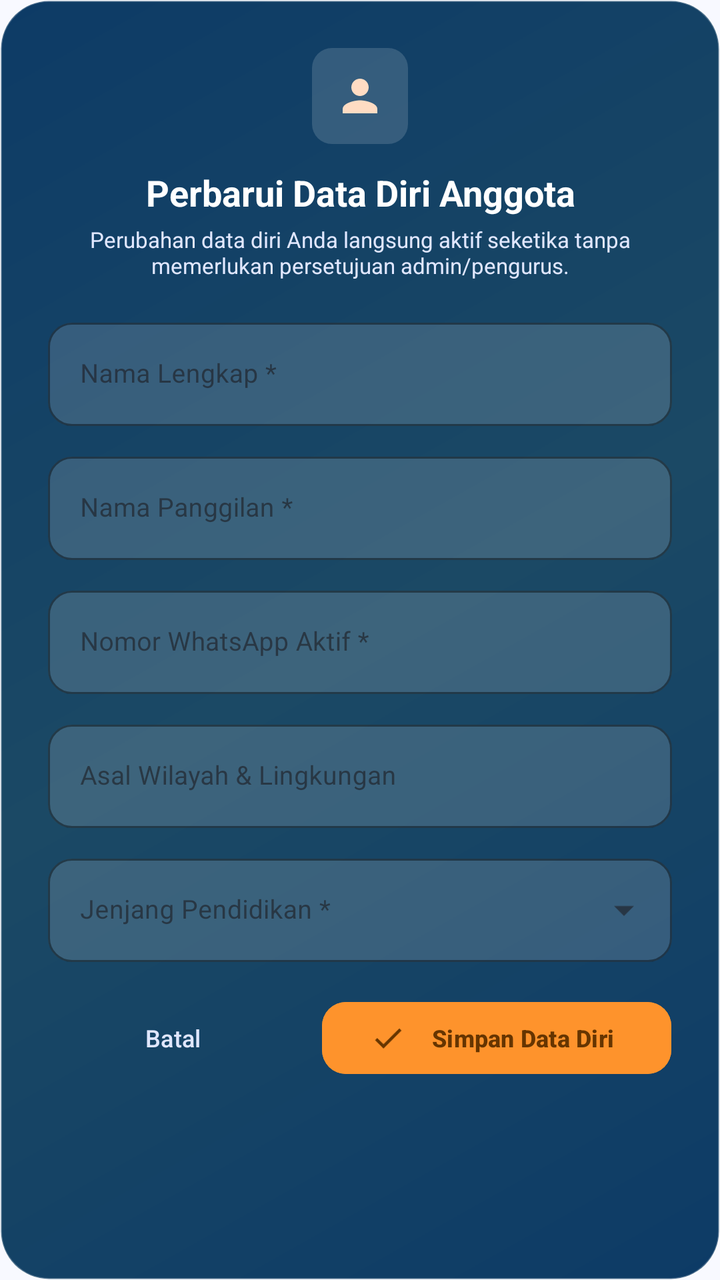
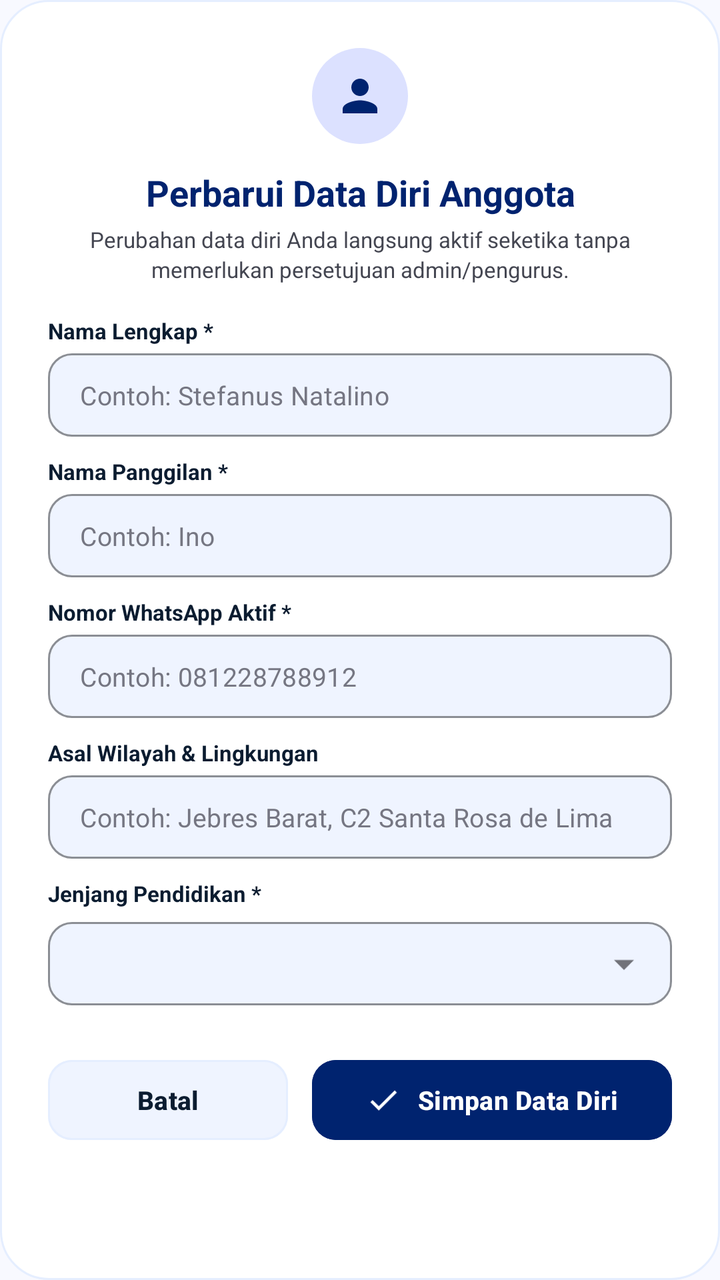

Screens rendered from an Android XML layout before and after an edit, with the pre-edit source and the edit as a unified diff.
<!-- AndroidManifest.xml: application theme Theme.SiDinarRegina -->
<!-- res/layout/dialog_edit_profile.xml -->
<?xml version="1.0" encoding="utf-8"?>
<LinearLayout xmlns:android="http://schemas.android.com/apk/res/android"
    xmlns:app="http://schemas.android.com/apk/res-auto"
    android:layout_width="match_parent"
    android:layout_height="wrap_content"
    android:background="@drawable/bg_dialog_marian"
    android:orientation="vertical"
    android:padding="24dp">

    
    <LinearLayout
        android:layout_width="48dp"
        android:layout_height="48dp"
        android:layout_gravity="center"
        android:background="@drawable/bg_segmented_selected"
        android:backgroundTint="#26FFFFFF"
        android:gravity="center">

        <ImageView
            android:layout_width="26dp"
            android:layout_height="26dp"
            android:src="@drawable/ic_person"
            app:tint="@color/secondary_fixed" />
    </LinearLayout>

    <TextView
        android:layout_width="match_parent"
        android:layout_height="wrap_content"
        android:layout_marginTop="12dp"
        android:gravity="center"
        android:text="Perbarui Data Diri Anggota"
        android:textColor="@color/on_primary"
        android:textSize="18sp"
        android:textStyle="bold" />

    <TextView
        android:layout_width="match_parent"
        android:layout_height="wrap_content"
        android:layout_marginTop="4dp"
        android:gravity="center"
        android:text="Perubahan data diri Anda langsung aktif seketika tanpa memerlukan persetujuan admin/pengurus."
        android:textColor="#E0E7FF"
        android:textSize="11sp" />

    
    <LinearLayout
        android:layout_width="match_parent"
        android:layout_height="wrap_content"
        android:layout_marginTop="16dp"
        android:orientation="vertical">

        
        <com.google.android.material.textfield.TextInputLayout
            android:id="@+id/tilEditNamaLengkap"
            style="@style/Widget.MaterialComponents.TextInputLayout.OutlinedBox"
            android:layout_width="match_parent"
            android:layout_height="wrap_content"
            android:hint="Nama Lengkap *"
            app:boxBackgroundColor="#26FFFFFF"
            app:boxCornerRadiusBottomEnd="12dp"
            app:boxCornerRadiusBottomStart="12dp"
            app:boxCornerRadiusTopEnd="12dp"
            app:boxCornerRadiusTopStart="12dp"
            app:boxStrokeColor="@color/secondary_fixed"
            app:hintTextColor="@color/secondary_fixed">

            <com.google.android.material.textfield.TextInputEditText
                android:id="@+id/etEditNamaLengkap"
                android:layout_width="match_parent"
                android:layout_height="wrap_content"
                android:inputType="textPersonName"
                android:textColor="@color/on_primary"
                android:textSize="13sp" />
        </com.google.android.material.textfield.TextInputLayout>

        
        <com.google.android.material.textfield.TextInputLayout
            android:id="@+id/tilEditNamaPanggilan"
            style="@style/Widget.MaterialComponents.TextInputLayout.OutlinedBox"
            android:layout_width="match_parent"
            android:layout_height="wrap_content"
            android:layout_marginTop="10dp"
            android:hint="Nama Panggilan *"
            app:boxBackgroundColor="#26FFFFFF"
            app:boxCornerRadiusBottomEnd="12dp"
            app:boxCornerRadiusBottomStart="12dp"
            app:boxCornerRadiusTopEnd="12dp"
            app:boxCornerRadiusTopStart="12dp"
            app:boxStrokeColor="@color/secondary_fixed"
            app:hintTextColor="@color/secondary_fixed">

            <com.google.android.material.textfield.TextInputEditText
                android:id="@+id/etEditNamaPanggilan"
                android:layout_width="match_parent"
                android:layout_height="wrap_content"
                android:inputType="textPersonName"
                android:textColor="@color/on_primary"
                android:textSize="13sp" />
        </com.google.android.material.textfield.TextInputLayout>

        
        <com.google.android.material.textfield.TextInputLayout
            android:id="@+id/tilEditPhone"
            style="@style/Widget.MaterialComponents.TextInputLayout.OutlinedBox"
            android:layout_width="match_parent"
            android:layout_height="wrap_content"
            android:layout_marginTop="10dp"
            android:hint="Nomor WhatsApp Aktif *"
            app:boxBackgroundColor="#26FFFFFF"
            app:boxCornerRadiusBottomEnd="12dp"
            app:boxCornerRadiusBottomStart="12dp"
            app:boxCornerRadiusTopEnd="12dp"
            app:boxCornerRadiusTopStart="12dp"
            app:boxStrokeColor="@color/secondary_fixed"
            app:hintTextColor="@color/secondary_fixed">

            <com.google.android.material.textfield.TextInputEditText
                android:id="@+id/etEditPhone"
                android:layout_width="match_parent"
                android:layout_height="wrap_content"
                android:inputType="phone"
                android:textColor="@color/on_primary"
                android:textSize="13sp" />
        </com.google.android.material.textfield.TextInputLayout>

        
        <com.google.android.material.textfield.TextInputLayout
            android:id="@+id/tilEditWilayah"
            style="@style/Widget.MaterialComponents.TextInputLayout.OutlinedBox"
            android:layout_width="match_parent"
            android:layout_height="wrap_content"
            android:layout_marginTop="10dp"
            android:hint="Asal Wilayah &amp; Lingkungan"
            app:boxBackgroundColor="#26FFFFFF"
            app:boxCornerRadiusBottomEnd="12dp"
            app:boxCornerRadiusBottomStart="12dp"
            app:boxCornerRadiusTopEnd="12dp"
            app:boxCornerRadiusTopStart="12dp"
            app:boxStrokeColor="@color/secondary_fixed"
            app:hintTextColor="@color/secondary_fixed">

            <com.google.android.material.textfield.TextInputEditText
                android:id="@+id/etEditWilayah"
                android:layout_width="match_parent"
                android:layout_height="wrap_content"
                android:inputType="text"
                android:textColor="@color/on_primary"
                android:textSize="13sp" />
        </com.google.android.material.textfield.TextInputLayout>

        
        <com.google.android.material.textfield.TextInputLayout
            android:id="@+id/tilEditJenjang"
            style="@style/Widget.MaterialComponents.TextInputLayout.OutlinedBox.ExposedDropdownMenu"
            android:layout_width="match_parent"
            android:layout_height="wrap_content"
            android:layout_marginTop="10dp"
            android:hint="Jenjang Pendidikan *"
            app:boxBackgroundColor="#26FFFFFF"
            app:boxCornerRadiusBottomEnd="12dp"
            app:boxCornerRadiusBottomStart="12dp"
            app:boxCornerRadiusTopEnd="12dp"
            app:boxCornerRadiusTopStart="12dp"
            app:boxStrokeColor="@color/secondary_fixed"
            app:hintTextColor="@color/secondary_fixed">

            <AutoCompleteTextView
                android:id="@+id/actvEditJenjang"
                android:layout_width="match_parent"
                android:layout_height="wrap_content"
                android:inputType="none"
                android:textColor="@color/on_primary"
                android:textSize="13sp" />
        </com.google.android.material.textfield.TextInputLayout>

    </LinearLayout>

    <ProgressBar
        android:id="@+id/progressEditProfile"
        android:layout_width="wrap_content"
        android:layout_height="wrap_content"
        android:layout_gravity="center"
        android:layout_marginTop="10dp"
        android:visibility="gone" />

    
    <LinearLayout
        android:layout_width="match_parent"
        android:layout_height="wrap_content"
        android:layout_marginTop="16dp"
        android:orientation="horizontal">

        <com.google.android.material.button.MaterialButton
            android:id="@+id/btnCancelEditProfile"
            style="@style/Widget.Material3.Button.TextButton"
            android:layout_width="0dp"
            android:layout_height="44dp"
            android:layout_weight="1"
            android:layout_marginEnd="6dp"
            android:text="Batal"
            android:textColor="#E0E7FF"
            android:textSize="12sp" />

        <com.google.android.material.button.MaterialButton
            android:id="@+id/btnSaveEditProfile"
            style="@style/Widget.Material3.Button"
            android:layout_width="0dp"
            android:layout_height="44dp"
            android:layout_weight="1.4"
            android:layout_marginStart="6dp"
            android:backgroundTint="@color/secondary_container"
            android:text="Simpan Data Diri"
            android:textColor="@color/on_secondary_container"
            android:textSize="12sp"
            android:textStyle="bold"
            app:cornerRadius="12dp"
            app:icon="@drawable/ic_check"
            app:iconTint="@color/on_secondary_container" />
    </LinearLayout>

</LinearLayout>
<!-- resources referenced by this layout -->
<resources>
  <color name="on_primary">#FFFFFF</color>
  <color name="on_secondary_container">#663500</color>
  <color name="secondary_container">#FE932C</color>
  <color name="secondary_fixed">#FFDCC3</color>
  <!-- drawable bg_dialog_marian (drawable) -->
  <?xml version="1.0" encoding="utf-8"?>
  <shape xmlns:android="http://schemas.android.com/apk/res/android"
      android:shape="rectangle">
      <corners android:radius="24dp" />
      <gradient
          android:angle="315"
          android:startColor="#0D3B66"
          android:centerColor="#1B4965"
          android:endColor="#0D3B66"
          android:type="linear" />
      <stroke
          android:width="1dp"
          android:color="#40FFFFFF" />
  </shape>
  <!-- drawable bg_segmented_selected (drawable) -->
  <?xml version="1.0" encoding="utf-8"?>
  <shape xmlns:android="http://schemas.android.com/apk/res/android"
      android:shape="rectangle">
      <solid android:color="@color/surface_container_lowest" />
      <corners android:radius="10dp" />
  </shape>
  <!-- drawable ic_check (drawable) -->
  <vector xmlns:android="http://schemas.android.com/apk/res/android"
      android:width="24dp"
      android:height="24dp"
      android:viewportWidth="24"
      android:viewportHeight="24">
      <path
          android:fillColor="@android:color/white"
          android:pathData="M9,16.17L4.83,12l-1.42,1.41L9,19 21,7l-1.41,-1.41z" />
  </vector>
  <!-- drawable ic_person (drawable) -->
  <vector xmlns:android="http://schemas.android.com/apk/res/android"
      android:width="24dp"
      android:height="24dp"
      android:viewportWidth="24"
      android:viewportHeight="24">
    <path
        android:fillColor="#1E3A8A"
        android:pathData="M12,12c2.21,0 4,-1.79 4,-4s-1.79,-4 -4,-4 -4,1.79 -4,4 1.79,4 4,4zm0,2c-2.67,0 -8,1.34 -8,4v2h16v-2c0,-2.66 -5.33,-4 -8,-4z"/>
  </vector>
  <style name="Theme.SiDinarRegina" parent="Theme.Material3.DayNight.NoActionBar">
          <item name="colorPrimary">@color/primary</item>
          <item name="colorSecondary">@color/secondary</item>
          <item name="android:statusBarColor">@color/primary</item>
          <item name="android:navigationBarColor">@color/background</item>
          <item name="android:windowBackground">@color/background</item>
      </style>
  <color name="surface_container_lowest">#FFFFFF</color>
  <color name="primary">#00236F</color>
  <color name="secondary">#904D00</color>
  <color name="background">#F8F9FF</color>
</resources>

<!-- the commit's change to res/layout/dialog_edit_profile.xml (unified diff, before → after) -->
@@ -3,7 +3,7 @@
     xmlns:app="http://schemas.android.com/apk/res-auto"
     android:layout_width="match_parent"
     android:layout_height="wrap_content"
-    android:background="@drawable/bg_dialog_marian"
+    android:background="@drawable/bg_dialog_light"
     android:orientation="vertical"
     android:padding="24dp">
 
@@ -12,15 +12,14 @@
         android:layout_width="48dp"
         android:layout_height="48dp"
         android:layout_gravity="center"
-        android:background="@drawable/bg_segmented_selected"
-        android:backgroundTint="#26FFFFFF"
+        android:background="@drawable/bg_badge_marian"
         android:gravity="center">
 
         <ImageView
             android:layout_width="26dp"
             android:layout_height="26dp"
             android:src="@drawable/ic_person"
-            app:tint="@color/secondary_fixed" />
+            app:tint="@color/primary" />
     </LinearLayout>
 
     <TextView
@@ -29,7 +28,7 @@
         android:layout_marginTop="12dp"
         android:gravity="center"
         android:text="Perbarui Data Diri Anggota"
-        android:textColor="@color/on_primary"
+        android:textColor="@color/primary"
         android:textSize="18sp"
         android:textStyle="bold" />
 
@@ -38,8 +37,9 @@
         android:layout_height="wrap_content"
         android:layout_marginTop="4dp"
         android:gravity="center"
+        android:lineSpacingExtra="2dp"
         android:text="Perubahan data diri Anda langsung aktif seketika tanpa memerlukan persetujuan admin/pengurus."
-        android:textColor="#E0E7FF"
+        android:textColor="@color/on_surface_variant"
         android:textSize="11sp" />
 
     
@@ -50,126 +50,189 @@
         android:orientation="vertical">
 
         
+        <TextView
+            android:layout_width="wrap_content"
+            android:layout_height="wrap_content"
+            android:text="Nama Lengkap *"
+            android:textColor="@color/on_surface"
+            android:textSize="11sp"
+            android:textStyle="bold" />
+
         <com.google.android.material.textfield.TextInputLayout
             android:id="@+id/tilEditNamaLengkap"
             style="@style/Widget.MaterialComponents.TextInputLayout.OutlinedBox"
             android:layout_width="match_parent"
             android:layout_height="wrap_content"
-            android:hint="Nama Lengkap *"
-            app:boxBackgroundColor="#26FFFFFF"
-            app:boxCornerRadiusBottomEnd="12dp"
-            app:boxCornerRadiusBottomStart="12dp"
-            app:boxCornerRadiusTopEnd="12dp"
-            app:boxCornerRadiusTopStart="12dp"
-            app:boxStrokeColor="@color/secondary_fixed"
-            app:hintTextColor="@color/secondary_fixed">
+            android:layout_marginTop="4dp"
+            app:boxBackgroundColor="@color/surface_container_low"
+            app:boxCornerRadiusBottomEnd="12dp"
+            app:boxCornerRadiusBottomStart="12dp"
+            app:boxCornerRadiusTopEnd="12dp"
+            app:boxCornerRadiusTopStart="12dp"
+            app:boxStrokeColor="@color/primary"
+            app:boxStrokeWidth="1dp"
+            app:boxStrokeWidthFocused="1.5dp"
+            app:hintEnabled="false">
 
             <com.google.android.material.textfield.TextInputEditText
                 android:id="@+id/etEditNamaLengkap"
                 android:layout_width="match_parent"
                 android:layout_height="wrap_content"
+                android:hint="Contoh: Stefanus Natalino"
                 android:inputType="textPersonName"
-                android:textColor="@color/on_primary"
-                android:textSize="13sp" />
-        </com.google.android.material.textfield.TextInputLayout>
-
-        
+                android:paddingVertical="12dp"
+                android:textColor="@color/on_surface"
+                android:textColorHint="@color/outline"
+                android:textSize="13sp" />
+        </com.google.android.material.textfield.TextInputLayout>
+
+        
+        <TextView
+            android:layout_width="wrap_content"
+            android:layout_height="wrap_content"
+            android:layout_marginTop="10dp"
+            android:text="Nama Panggilan *"
+            android:textColor="@color/on_surface"
+            android:textSize="11sp"
+            android:textStyle="bold" />
+
         <com.google.android.material.textfield.TextInputLayout
             android:id="@+id/tilEditNamaPanggilan"
             style="@style/Widget.MaterialComponents.TextInputLayout.OutlinedBox"
             android:layout_width="match_parent"
             android:layout_height="wrap_content"
-            android:layout_marginTop="10dp"
-            android:hint="Nama Panggilan *"
-            app:boxBackgroundColor="#26FFFFFF"
-            app:boxCornerRadiusBottomEnd="12dp"
-            app:boxCornerRadiusBottomStart="12dp"
-            app:boxCornerRadiusTopEnd="12dp"
-            app:boxCornerRadiusTopStart="12dp"
-            app:boxStrokeColor="@color/secondary_fixed"
-            app:hintTextColor="@color/secondary_fixed">
+            android:layout_marginTop="4dp"
+            app:boxBackgroundColor="@color/surface_container_low"
+            app:boxCornerRadiusBottomEnd="12dp"
+            app:boxCornerRadiusBottomStart="12dp"
+            app:boxCornerRadiusTopEnd="12dp"
+            app:boxCornerRadiusTopStart="12dp"
+            app:boxStrokeColor="@color/primary"
+            app:boxStrokeWidth="1dp"
+            app:boxStrokeWidthFocused="1.5dp"
+            app:hintEnabled="false">
 
             <com.google.android.material.textfield.TextInputEditText
                 android:id="@+id/etEditNamaPanggilan"
                 android:layout_width="match_parent"
                 android:layout_height="wrap_content"
+                android:hint="Contoh: Ino"
                 android:inputType="textPersonName"
-                android:textColor="@color/on_primary"
-                android:textSize="13sp" />
-        </com.google.android.material.textfield.TextInputLayout>
-
-        
+                android:paddingVertical="12dp"
+                android:textColor="@color/on_surface"
+                android:textColorHint="@color/outline"
+                android:textSize="13sp" />
+        </com.google.android.material.textfield.TextInputLayout>
+
+        
+        <TextView
+            android:layout_width="wrap_content"
+            android:layout_height="wrap_content"
+            android:layout_marginTop="10dp"
+            android:text="Nomor WhatsApp Aktif *"
+            android:textColor="@color/on_surface"
+            android:textSize="11sp"
+            android:textStyle="bold" />
+
         <com.google.android.material.textfield.TextInputLayout
             android:id="@+id/tilEditPhone"
             style="@style/Widget.MaterialComponents.TextInputLayout.OutlinedBox"
             android:layout_width="match_parent"
             android:layout_height="wrap_content"
-            android:layout_marginTop="10dp"
-            android:hint="Nomor WhatsApp Aktif *"
-            app:boxBackgroundColor="#26FFFFFF"
-            app:boxCornerRadiusBottomEnd="12dp"
-            app:boxCornerRadiusBottomStart="12dp"
-            app:boxCornerRadiusTopEnd="12dp"
-            app:boxCornerRadiusTopStart="12dp"
-            app:boxStrokeColor="@color/secondary_fixed"
-            app:hintTextColor="@color/secondary_fixed">
+            android:layout_marginTop="4dp"
+            app:boxBackgroundColor="@color/surface_container_low"
+            app:boxCornerRadiusBottomEnd="12dp"
+            app:boxCornerRadiusBottomStart="12dp"
+            app:boxCornerRadiusTopEnd="12dp"
+            app:boxCornerRadiusTopStart="12dp"
+            app:boxStrokeColor="@color/primary"
+            app:boxStrokeWidth="1dp"
+            app:boxStrokeWidthFocused="1.5dp"
+            app:hintEnabled="false">
 
             <com.google.android.material.textfield.TextInputEditText
                 android:id="@+id/etEditPhone"
                 android:layout_width="match_parent"
                 android:layout_height="wrap_content"
+                android:hint="Contoh: 081228788912"
                 android:inputType="phone"
-                android:textColor="@color/on_primary"
-                android:textSize="13sp" />
-        </com.google.android.material.textfield.TextInputLayout>
-
-        
+                android:paddingVertical="12dp"
+                android:textColor="@color/on_surface"
+                android:textColorHint="@color/outline"
+                android:textSize="13sp" />
+        </com.google.android.material.textfield.TextInputLayout>
+
+        
+        <TextView
+            android:layout_width="wrap_content"
+            android:layout_height="wrap_content"
+            android:layout_marginTop="10dp"
+            android:text="Asal Wilayah &amp; Lingkungan"
+            android:textColor="@color/on_surface"
+            android:textSize="11sp"
+            android:textStyle="bold" />
+
         <com.google.android.material.textfield.TextInputLayout
             android:id="@+id/tilEditWilayah"
             style="@style/Widget.MaterialComponents.TextInputLayout.OutlinedBox"
             android:layout_width="match_parent"
             android:layout_height="wrap_content"
-            android:layout_marginTop="10dp"
-            android:hint="Asal Wilayah &amp; Lingkungan"
-            app:boxBackgroundColor="#26FFFFFF"
-            app:boxCornerRadiusBottomEnd="12dp"
-            app:boxCornerRadiusBottomStart="12dp"
-            app:boxCornerRadiusTopEnd="12dp"
-            app:boxCornerRadiusTopStart="12dp"
-            app:boxStrokeColor="@color/secondary_fixed"
-            app:hintTextColor="@color/secondary_fixed">
+            android:layout_marginTop="4dp"
+            app:boxBackgroundColor="@color/surface_container_low"
+            app:boxCornerRadiusBottomEnd="12dp"
+            app:boxCornerRadiusBottomStart="12dp"
+            app:boxCornerRadiusTopEnd="12dp"
+            app:boxCornerRadiusTopStart="12dp"
+            app:boxStrokeColor="@color/primary"
+            app:boxStrokeWidth="1dp"
+            app:boxStrokeWidthFocused="1.5dp"
+            app:hintEnabled="false">
 
             <com.google.android.material.textfield.TextInputEditText
                 android:id="@+id/etEditWilayah"
                 android:layout_width="match_parent"
                 android:layout_height="wrap_content"
+                android:hint="Contoh: Jebres Barat, C2 Santa Rosa de Lima"
                 android:inputType="text"
-                android:textColor="@color/on_primary"
-                android:textSize="13sp" />
-        </com.google.android.material.textfield.TextInputLayout>
-
-        
+                android:paddingVertical="12dp"
+                android:textColor="@color/on_surface"
+                android:textColorHint="@color/outline"
+                android:textSize="13sp" />
+        </com.google.android.material.textfield.TextInputLayout>
+
+        
+        <TextView
+            android:layout_width="wrap_content"
+            android:layout_height="wrap_content"
+            android:layout_marginTop="10dp"
+            android:text="Jenjang Pendidikan *"
+            android:textColor="@color/on_surface"
+            android:textSize="11sp"
+            android:textStyle="bold" />
+
         <com.google.android.material.textfield.TextInputLayout
             android:id="@+id/tilEditJenjang"
             style="@style/Widget.MaterialComponents.TextInputLayout.OutlinedBox.ExposedDropdownMenu"
             android:layout_width="match_parent"
             android:layout_height="wrap_content"
-            android:layout_marginTop="10dp"
-            android:hint="Jenjang Pendidikan *"
-            app:boxBackgroundColor="#26FFFFFF"
-            app:boxCornerRadiusBottomEnd="12dp"
-            app:boxCornerRadiusBottomStart="12dp"
-            app:boxCornerRadiusTopEnd="12dp"
-            app:boxCornerRadiusTopStart="12dp"
-            app:boxStrokeColor="@color/secondary_fixed"
-            app:hintTextColor="@color/secondary_fixed">
+            android:layout_marginTop="4dp"
+            app:boxBackgroundColor="@color/surface_container_low"
+            app:boxCornerRadiusBottomEnd="12dp"
+            app:boxCornerRadiusBottomStart="12dp"
+            app:boxCornerRadiusTopEnd="12dp"
+            app:boxCornerRadiusTopStart="12dp"
+            app:boxStrokeColor="@color/primary"
+            app:boxStrokeWidth="1dp"
+            app:boxStrokeWidthFocused="1.5dp"
+            app:hintEnabled="false">
 
             <AutoCompleteTextView
                 android:id="@+id/actvEditJenjang"
                 android:layout_width="match_parent"
                 android:layout_height="wrap_content"
                 android:inputType="none"
-                android:textColor="@color/on_primary"
+                android:paddingVertical="12dp"
+                android:textColor="@color/on_surface"
                 android:textSize="13sp" />
         </com.google.android.material.textfield.TextInputLayout>
 
@@ -180,42 +243,50 @@
         android:layout_width="wrap_content"
         android:layout_height="wrap_content"
         android:layout_gravity="center"
-        android:layout_marginTop="10dp"
+        android:layout_marginTop="12dp"
+        android:indeterminateTint="@color/primary"
         android:visibility="gone" />
 
     
     <LinearLayout
         android:layout_width="match_parent"
         android:layout_height="wrap_content"
-        android:layout_marginTop="16dp"
+        android:layout_marginTop="20dp"
+        android:gravity="center_vertical"
         android:orientation="horizontal">
 
         <com.google.android.material.button.MaterialButton
             android:id="@+id/btnCancelEditProfile"
-            style="@style/Widget.Material3.Button.TextButton"
+            style="@style/Widget.Material3.Button.OutlinedButton"
             android:layout_width="0dp"
-            android:layout_height="44dp"
+            android:layout_height="48dp"
             android:layout_weight="1"
             android:layout_marginEnd="6dp"
+            android:backgroundTint="@color/surface_container_low"
+            app:strokeColor="@color/surface_container"
+            app:strokeWidth="1dp"
             android:text="Batal"
-            android:textColor="#E0E7FF"
-            android:textSize="12sp" />
+            android:textColor="@color/on_surface"
+            android:textSize="13sp"
+            android:textStyle="bold"
+            app:cornerRadius="12dp" />
 
         <com.google.android.material.button.MaterialButton
             android:id="@+id/btnSaveEditProfile"
             style="@style/Widget.Material3.Button"
             android:layout_width="0dp"
-            android:layout_height="44dp"
-            android:layout_weight="1.4"
+            android:layout_height="48dp"
+            android:layout_weight="1.5"
             android:layout_marginStart="6dp"
-            android:backgroundTint="@color/secondary_container"
+            android:backgroundTint="@color/primary"
             android:text="Simpan Data Diri"
-            android:textColor="@color/on_secondary_container"
-            android:textSize="12sp"
+            android:textColor="@color/on_primary"
+            android:textSize="13sp"
             android:textStyle="bold"
             app:cornerRadius="12dp"
             app:icon="@drawable/ic_check"
-            app:iconTint="@color/on_secondary_container" />
+            app:iconGravity="textStart"
+            app:iconTint="@color/on_primary" />
     </LinearLayout>
 
 </LinearLayout>
<!-- resource entries referenced after the edit -->
@@ -1,31 +1,9 @@
 <!-- resources referenced by this layout -->
 <resources>
   <color name="on_primary">#FFFFFF</color>
-  <color name="on_secondary_container">#663500</color>
-  <color name="secondary_container">#FE932C</color>
-  <color name="secondary_fixed">#FFDCC3</color>
-  <!-- drawable bg_dialog_marian (drawable) -->
-  <?xml version="1.0" encoding="utf-8"?>
-  <shape xmlns:android="http://schemas.android.com/apk/res/android"
-      android:shape="rectangle">
-      <corners android:radius="24dp" />
-      <gradient
-          android:angle="315"
-          android:startColor="#0D3B66"
-          android:centerColor="#1B4965"
-          android:endColor="#0D3B66"
-          android:type="linear" />
-      <stroke
-          android:width="1dp"
-          android:color="#40FFFFFF" />
-  </shape>
-  <!-- drawable bg_segmented_selected (drawable) -->
-  <?xml version="1.0" encoding="utf-8"?>
-  <shape xmlns:android="http://schemas.android.com/apk/res/android"
-      android:shape="rectangle">
-      <solid android:color="@color/surface_container_lowest" />
-      <corners android:radius="10dp" />
-  </shape>
+  <color name="on_surface">#0B1C30</color>
+  <color name="on_surface_variant">#444651</color>
+  <color name="outline">#757682</color>
   <!-- drawable ic_check (drawable) -->
   <vector xmlns:android="http://schemas.android.com/apk/res/android"
       android:width="24dp"
@@ -53,8 +31,28 @@
           <item name="android:navigationBarColor">@color/background</item>
           <item name="android:windowBackground">@color/background</item>
       </style>
+  <color name="primary_fixed">#DCE1FF</color>
   <color name="surface_container_lowest">#FFFFFF</color>
   <color name="primary">#00236F</color>
+  <color name="surface_container">#E5EEFF</color>
+  <color name="surface_container_low">#EFF4FF</color>
+  <!-- drawable bg_badge_marian (drawable) -->
+  <?xml version="1.0" encoding="utf-8"?>
+  <shape xmlns:android="http://schemas.android.com/apk/res/android"
+      android:shape="rectangle">
+      <solid android:color="@color/primary_fixed" />
+      <corners android:radius="999dp" />
+  </shape>
+  <!-- drawable bg_dialog_light (drawable) -->
+  <?xml version="1.0" encoding="utf-8"?>
+  <shape xmlns:android="http://schemas.android.com/apk/res/android"
+      android:shape="rectangle">
+      <corners android:radius="24dp" />
+      <solid android:color="@color/surface_container_lowest" />
+      <stroke
+          android:width="1dp"
+          android:color="@color/surface_container" />
+  </shape>
   <color name="secondary">#904D00</color>
   <color name="background">#F8F9FF</color>
 </resources>
